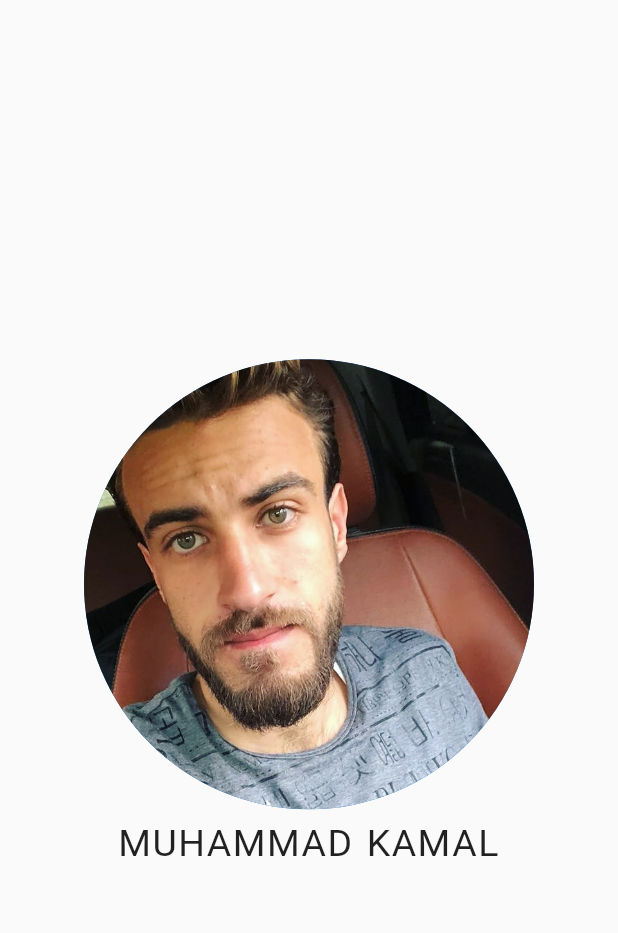
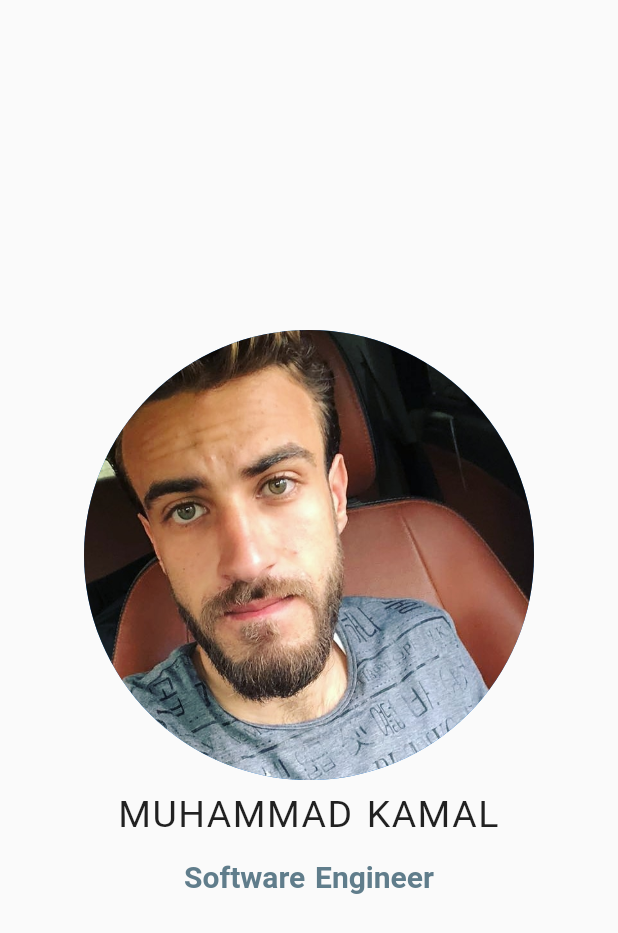
Before and after one commit to muhammedkamal/ItSharksDiploma, a Flutter app: the screen it shows after launch, on a phone screen of 412 x 824 dp. Shown: the top 933 px of the screen. Run offline on Flutter 3.47's test engine with Material 2 defaults, Android fonts, the phone set to English and light mode, and no system bars.

Commit message:
title text

```diff
--- a/personal_app/lib/main.dart
+++ b/personal_app/lib/main.dart
@@ -56,6 +56,19 @@ class Home extends StatelessWidget {
               textAlign: TextAlign.center,
             ),
           ),
+          Padding(
+            padding: EdgeInsets.all(8.0),
+            child: Text(
+              "Software Engineer",
+              style: TextStyle(
+                fontSize: 20,
+                wordSpacing: 1.5,
+                color: Colors.blueGrey,
+                fontWeight: FontWeight.bold,
+              ),
+              textAlign: TextAlign.center,
+            ),
+          ),
         ],
       ),
     );
```
